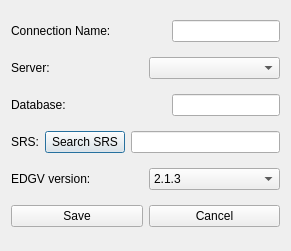
Qt form DbTools/PostGISTool/ui_postgisDBTool.ui (dsgoficial/DsgTools) before a commit.
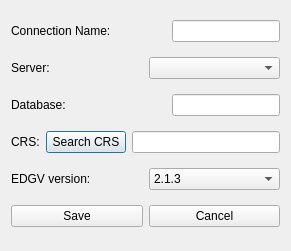
The same form after that commit.

The edit to the form file:
```diff
--- a/DbTools/PostGISTool/ui_postgisDBTool.ui
+++ b/DbTools/PostGISTool/ui_postgisDBTool.ui
@@ -91,14 +91,14 @@
      <item>
       <widget class="QLabel" name="label_4">
        <property name="text">
-        <string>SRS:</string>
+        <string>CRS:</string>
        </property>
       </widget>
      </item>
      <item>
       <widget class="QPushButton" name="srsButton">
        <property name="text">
-        <string>Search SRS</string>
+        <string>Search CRS</string>
        </property>
       </widget>
      </item>
```
